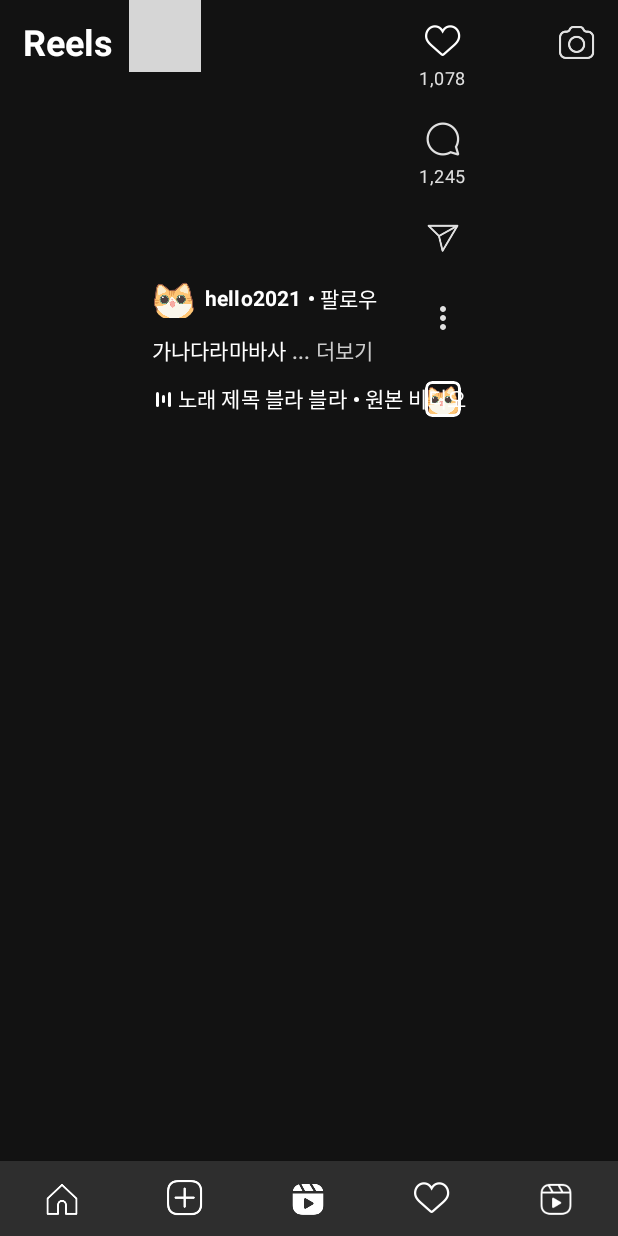
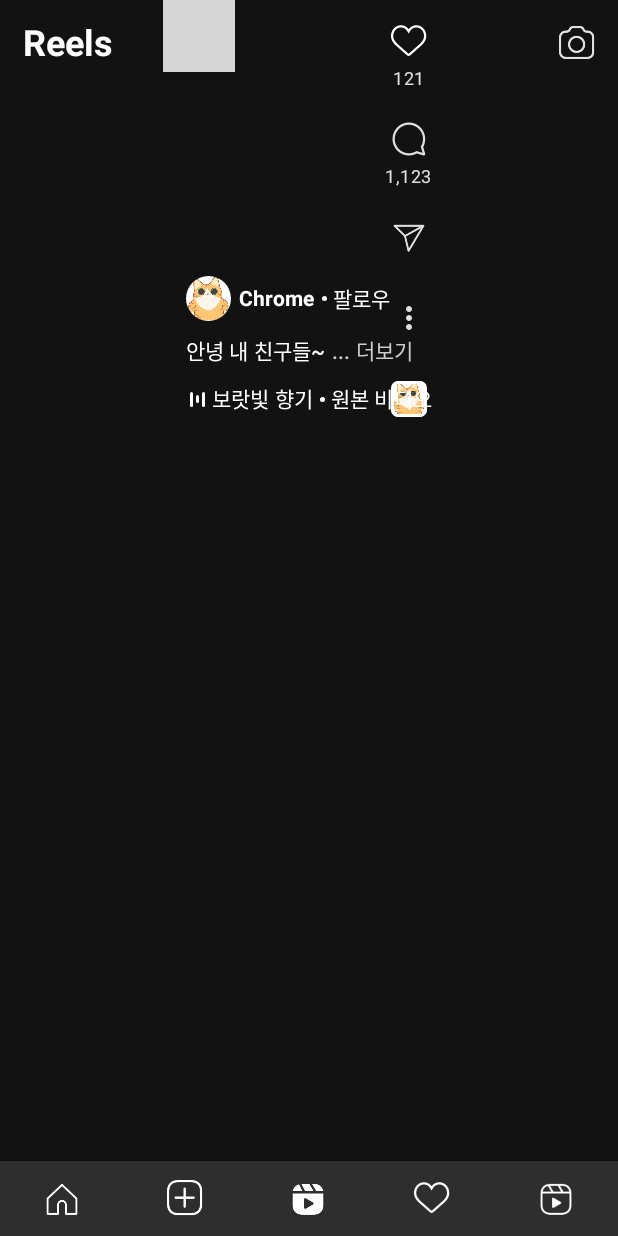
Before and after one commit to Origogi/compose_instagram_clone, an Android app built with Jetpack Compose: the screen it shows after launch (MainActivity), item 3 of the bottom bar chosen, on a phone screen of 412 x 824 dp. Run offline under Robolectric (Android 15) with nearby library versions, the phone set to English and light mode, and no system bars; our stand-ins replace accompanist; libraries missing offline, so code that uses them is left out: com.google.android.exoplayer2, com.google.android.gms; 3 statements that could not run were skipped; grey boxes are pictures that could not be loaded.

Commit message:
complete reels page

```diff
--- a/app/src/main/java/com/origogi/instgramclone/MainActivity.kt
+++ b/app/src/main/java/com/origogi/instgramclone/MainActivity.kt
@@ -30,6 +30,8 @@ import androidx.navigation.compose.NavHost
 import androidx.navigation.compose.composable
 import androidx.navigation.compose.currentBackStackEntryAsState
 import androidx.navigation.compose.rememberNavController
+import com.google.android.exoplayer2.upstream.DummyDataSource
+import com.origogi.instgramclone.data.DataDummy
 import com.origogi.instgramclone.ui.const.PageType
 import com.origogi.instgramclone.ui.const.icon
 import com.origogi.instgramclone.ui.theme.InstgramcloneTheme
@@ -124,7 +126,7 @@ fun InstagramNavHost(navController: NavHostController, listState: LazyListState)
 
         }
         composable(PageType.Reels.name) {
-            InstagramReels()
+            InstagramReels(reels = DataDummy.reels)
         }
         composable(PageType.Search.name) {
             InstagramSearch()
--- a/app/src/main/java/com/origogi/instgramclone/data/DataDummy.kt
+++ b/app/src/main/java/com/origogi/instgramclone/data/DataDummy.kt
@@ -217,10 +217,47 @@ object DataDummy {
     )
 
     val reels = listOf(
-        Reel(videoUri = "asset:///food.mp4", likesCount = 3440, commentsCount = 3334),
-        Reel(videoUri = "asset:///castle.mp4", likesCount = 3440, commentsCount = 3334),
-        Reel(videoUri = "asset:///lake.mp4", likesCount = 3440, commentsCount = 3334),
-        Reel(videoUri = "asset:///icecream.mp4", likesCount = 3440, commentsCount = 3334)
+        Reel(
+            videoUri = "asset:///food.mp4",
+            likesCount = 121,
+            commentsCount = 1123,
+            author = "Chrome",
+            authorImageId = R.drawable.p1,
+            description = "안녕 내 친구들~",
+            singTitle = "보랏빛 향기"
+
+        ),
+        Reel(
+            videoUri = "asset:///castle.mp4",
+            likesCount = 3434,
+            commentsCount = 342,
+            author = "Safari",
+            authorImageId = R.drawable.p2,
+            description = "Hola~",
+            singTitle = "Despacito"
+
+        ),
+        Reel(
+            videoUri = "asset:///lake.mp4",
+            likesCount = 3440,
+            commentsCount = 3334,
+            author = "Explorer",
+            authorImageId = R.drawable.p3,
+            description = "Hello~",
+            singTitle = "Chandelier"
+
+        ),
+        Reel(
+            videoUri = "asset:///icecream.mp4",
+            likesCount = 3440,
+            commentsCount = 3334,
+            author = "Firefox",
+            authorImageId = R.drawable.p4,
+            description = "Bonjure",
+            singTitle = "On Top of the World"
+
+        ),
+
     )
 
 }
--- a/app/src/main/java/com/origogi/instgramclone/data/Reel.kt
+++ b/app/src/main/java/com/origogi/instgramclone/data/Reel.kt
@@ -1,7 +1,11 @@
 package com.origogi.instgramclone.data
 
-data class Reel (
-    val videoUri : String,
+data class Reel(
+    val videoUri: String,
     val likesCount: Int,
     val commentsCount: Int,
+    val authorImageId: Int,
+    val author: String,
+    val singTitle : String,
+    val description : String
 )
--- a/app/src/main/java/com/origogi/instgramclone/ui/view/reels/InstagramReels.kt
+++ b/app/src/main/java/com/origogi/instgramclone/ui/view/reels/InstagramReels.kt
@@ -21,6 +21,7 @@ import androidx.compose.ui.composed
 import androidx.compose.ui.draw.clip
 import androidx.compose.ui.graphics.Color
 import androidx.compose.ui.graphics.ImageBitmap
+import androidx.compose.ui.graphics.graphicsLayer
 import androidx.compose.ui.layout.ContentScale
 import androidx.compose.ui.platform.LocalContext
 import androidx.compose.ui.res.imageResource
@@ -58,10 +59,10 @@ var job: Job? = null
 
 @OptIn(ExperimentalPagerApi::class)
 @Composable
-fun InstagramReels() {
+fun InstagramReels(reels: List<Reel>) {
 
     val pagerState = rememberPagerState(
-        pageCount = DataDummy.reels.size,
+        pageCount = reels.size,
     )
 
     var muteState by remember {
@@ -87,6 +88,7 @@ fun InstagramReels() {
             state = pagerState, modifier = Modifier
                 .fillMaxWidth()
                 .fillMaxHeight()
+
         ) { page ->
             ReelItem(
                 reel = DataDummy.reels[page],
@@ -119,12 +121,12 @@ fun ReelItem(reel: Reel, selected: Boolean, mute: Boolean, videoClick: () -> Uni
         Box(
             modifier = Modifier.align(Alignment.BottomEnd)
         ) {
-            VerticalButtons()
+            VerticalButtons(reel = reel)
         }
         Box(
             modifier = Modifier.align(Alignment.BottomStart)
         ) {
-            ProfileDescription()
+            ProfileDescription(reel = reel)
 
         }
 
@@ -156,7 +158,7 @@ fun ReelsTopbar(modifier: Modifier = Modifier) {
 }
 
 @Composable
-fun VerticalButtons() {
+fun VerticalButtons(reel: Reel) {
 
     val (isChecked, setChecked) = remember { mutableStateOf(false) }
 
@@ -179,7 +181,7 @@ fun VerticalButtons() {
             Icon(icon, tint = tint, contentDescription = "")
         }
         Text(
-            text = "1,078",
+            text = "%,d".format(reel.likesCount),
             modifier = Modifier.padding(top = 5.dp),
             style = MaterialTheme.typography.caption
         )
@@ -190,7 +192,7 @@ fun VerticalButtons() {
             contentDescription = ""
         )
         Text(
-            text = "1,245",
+            text = "%,d".format(reel.commentsCount),
             modifier = Modifier.padding(top = 5.dp),
             style = MaterialTheme.typography.caption
         )
@@ -208,7 +210,7 @@ fun VerticalButtons() {
         Spacer(modifier = Modifier.size(height = 30.dp, width = 0.dp))
 
         Image(
-            painter = painterResource(R.drawable.p2),
+            painter = painterResource(reel.authorImageId),
             contentDescription = "avatar",
             contentScale = ContentScale.Crop,            // crop the image if it's not a square
             modifier = Modifier
@@ -221,13 +223,13 @@ fun VerticalButtons() {
 }
 
 @Composable
-fun ProfileDescription() {
+fun ProfileDescription(reel: Reel) {
     Column(
         modifier = Modifier.padding(15.dp),
     ) {
         Row(verticalAlignment = Alignment.CenterVertically) {
             Image(
-                painter = painterResource(R.drawable.p2),
+                painter = painterResource(reel.authorImageId),
                 contentDescription = "avatar",
                 contentScale = ContentScale.Crop,            // crop the image if it's not a square
                 modifier = Modifier
@@ -236,7 +238,7 @@ fun ProfileDescription() {
             )
             Spacer(modifier = Modifier.width(5.dp))
             Text(
-                text = "hello2021", style = MaterialTheme.typography.subtitle2.copy(
+                text = reel.author, style = MaterialTheme.typography.subtitle2.copy(
                     fontWeight = FontWeight.Bold,
                     color = Color.White
                 )
@@ -254,7 +256,7 @@ fun ProfileDescription() {
 
         Row(verticalAlignment = Alignment.CenterVertically) {
             Text(
-                text = "가나다라마바사", style = MaterialTheme.typography.subtitle2.copy(
+                text = reel.description, style = MaterialTheme.typography.subtitle2.copy(
                     color = Color.White
 
                 )
@@ -273,10 +275,11 @@ fun ProfileDescription() {
             Spacer(modifier = Modifier.width(4.dp))
 
             Text(
-                text = "노래 제목 블라 블라", style = MaterialTheme.typography.subtitle2.copy(
+                text = reel.singTitle, style = MaterialTheme.typography.subtitle2.copy(
                     color = Color.White
 
                 )
+
             )
             Spacer(modifier = Modifier.width(4.dp))
             Dot()
@@ -351,24 +354,14 @@ fun VideoPlayer(
 @Composable
 @Preview
 fun ProfileDescriptionPreview() {
-    ProfileDescription()
+    ProfileDescription(reel = DataDummy.reels[0])
 }
 
 @Composable
 @Preview
 fun VerticalButtonPreview() {
-    VerticalButtons()
+    VerticalButtons(reel = DataDummy.reels[0])
 }
-
-//@Composable
-//@Preview(showBackground = true)
-//fun InstagramReelsPreview() {
-//
-//    InstgramcloneTheme(darkTheme = true) {
-//        InstagramReels()
-//
-//    }
-//}
 
 inline fun Modifier.noRippleClickable(crossinline onClick: () -> Unit): Modifier = composed {
     clickable(indication = null,
```
